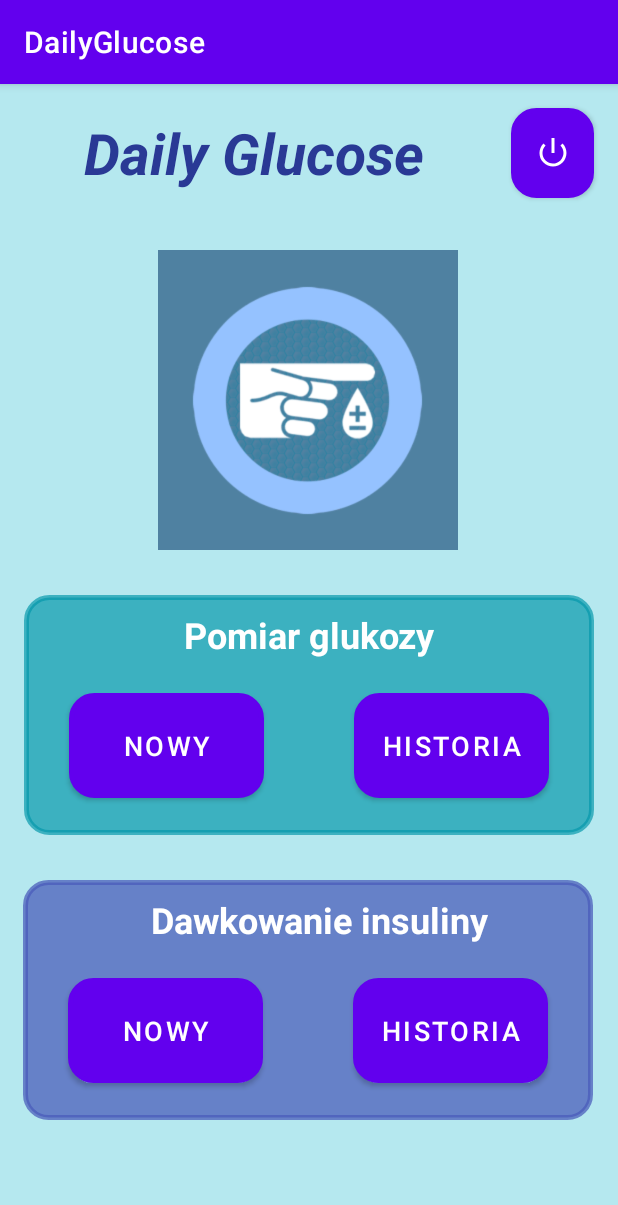
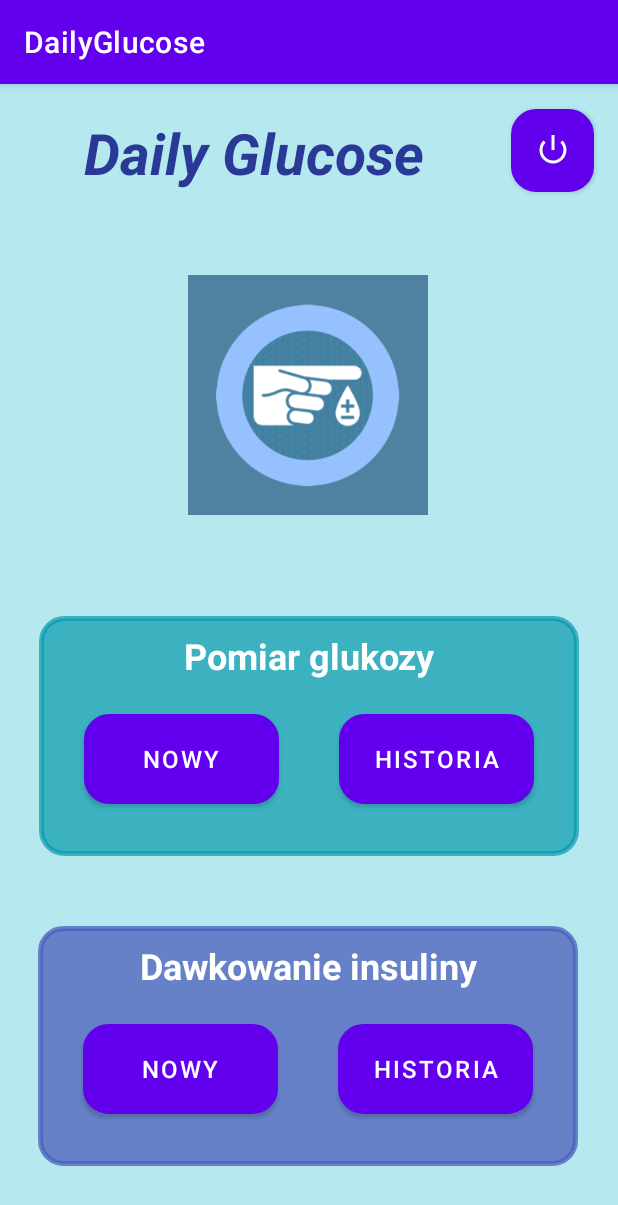
Before and after one commit to paulinaduras/DailyGlucose, an Android app: the EkranGlowny screen opened directly, with no data from a screen before it, on a phone screen of 412 x 824 dp. Shown: the top 1205 px of the screen. Run offline under Robolectric (Android 15) with nearby library versions, the phone set to English and light mode, and no system bars.

Commit message:
Start + Logowanie + Rejestracja + Główny + Obie Nowe Dane + Obie Historie + Zła/Dobra Glukoza

```diff
--- a/app/src/main/res/drawable/roundestyle.xml
+++ b/app/src/main/res/drawable/roundestyle.xml
@@ -1,8 +1,8 @@
 <?xml version="1.0" encoding="utf-8"?>
-<shape xmlns:android="http://schemas.android.com/apk/res/android">
+<shape xmlns:android="http://schemas.android.com/apk/res/android" android:shape="rectangle">
 
     <solid android:color="#FFFFFF"/>
-    <stroke android:width="3dp" android:color="#B1BCBE" />
+    <stroke android:width="3dp" android:color="#FFFFFF" />
     <corners android:radius="15dp"/>
     <padding android:left="0dp" android:top="0dp" android:right="0dp" android:bottom="0dp" />
 
--- a/app/src/main/res/layout/activity_ekran_glowny.xml
+++ b/app/src/main/res/layout/activity_ekran_glowny.xml
@@ -29,9 +29,8 @@
     <Button
         android:id="@+id/btnWyloguj"
         android:layout_width="55dp"
-        android:layout_height="60dp"
+        android:layout_height="55dp"
         android:background="@drawable/roundestyle"
-        android:backgroundTint="#3F51B5"
         android:textAlignment="center"
         app:icon="@android:drawable/ic_lock_power_off"
         app:layout_constraintBottom_toBottomOf="parent"
@@ -44,9 +43,9 @@
 
     <ImageView
         android:id="@+id/imageView3"
-        android:layout_width="200dp"
-        android:layout_height="200dp"
-        android:layout_marginTop="35dp"
+        android:layout_width="160dp"
+        android:layout_height="160dp"
+        android:layout_marginTop="45dp"
         android:layout_marginBottom="30dp"
         app:layout_constraintBottom_toTopOf="@+id/frameLayoutGlownyGlukoza"
         app:layout_constraintEnd_toEndOf="parent"
@@ -57,11 +56,12 @@
 
     <FrameLayout
         android:id="@+id/frameLayoutGlownyGlukoza"
-        android:layout_width="380dp"
+        android:layout_width="360dp"
         android:layout_height="160dp"
         android:layout_marginTop="30dp"
         android:background="@drawable/roundestyle"
         android:backgroundTint="#AB0297AA"
+        app:layout_constraintBottom_toTopOf="@+id/frameLayoutGlownyInsulina"
         app:layout_constraintEnd_toEndOf="parent"
         app:layout_constraintStart_toStartOf="parent"
         app:layout_constraintTop_toBottomOf="@+id/imageView3">
@@ -70,7 +70,7 @@
             android:id="@+id/textGlowny2"
             android:layout_width="210dp"
             android:layout_height="40dp"
-            android:layout_marginStart="85dp"
+            android:layout_marginStart="75dp"
             android:layout_marginTop="10dp"
             android:text="Pomiar glukozy"
             android:textAlignment="center"
@@ -81,43 +81,44 @@
         <Button
             android:id="@+id/btnGlownyNowy1"
             android:layout_width="130dp"
-            android:layout_height="70dp"
+            android:layout_height="60dp"
             android:layout_marginStart="30dp"
             android:layout_marginTop="65dp"
             android:background="@drawable/roundestyle"
             android:backgroundTintMode="add"
             android:text="Nowy"
-            android:textSize="18dp"/>
+            android:textSize="16dp" />
 
         <Button
             android:id="@+id/btnGlownyHistoria1"
             android:layout_width="130dp"
-            android:layout_height="70dp"
-            android:layout_marginStart="220dp"
+            android:layout_height="60dp"
+            android:layout_marginStart="200dp"
             android:layout_marginTop="65dp"
             android:background="@drawable/roundestyle"
-            android:backgroundTint="@color/black"
             android:text="Historia"
-            android:textSize="18dp"/>
+            android:textSize="16dp" />
     </FrameLayout>
 
     <FrameLayout
         android:id="@+id/frameLayoutGlownyInsulina"
-        android:layout_width="380dp"
+        android:layout_width="360dp"
         android:layout_height="160dp"
-        android:layout_marginTop="220dp"
+        android:layout_marginTop="40dp"
+        android:layout_marginBottom="40dp"
         android:background="@drawable/roundestyle"
         android:backgroundTint="#B94A5BBA"
+        app:layout_constraintBottom_toBottomOf="parent"
         app:layout_constraintEnd_toEndOf="parent"
         app:layout_constraintHorizontal_bias="0.483"
         app:layout_constraintStart_toStartOf="parent"
-        app:layout_constraintTop_toBottomOf="@+id/imageView3">
+        app:layout_constraintTop_toBottomOf="@+id/frameLayoutGlownyGlukoza">
 
         <TextView
             android:id="@+id/textGlowny3"
-            android:layout_width="wrap_content"
+            android:layout_width="260dp"
             android:layout_height="40dp"
-            android:layout_marginStart="85dp"
+            android:layout_marginStart="50dp"
             android:layout_marginTop="10dp"
             android:text="Dawkowanie insuliny"
             android:textAlignment="center"
@@ -128,22 +129,22 @@
         <Button
             android:id="@+id/btnGlownyNowy2"
             android:layout_width="130dp"
-            android:layout_height="70dp"
+            android:layout_height="60dp"
             android:layout_marginStart="30dp"
             android:layout_marginTop="65dp"
             android:background="@drawable/roundestyle"
             android:text="Nowy"
-            android:textSize="18dp" />
+            android:textSize="16dp" />
 
         <Button
             android:id="@+id/btnGlownyHistoria2"
             android:layout_width="130dp"
-            android:layout_height="70dp"
-            android:layout_marginStart="220dp"
+            android:layout_height="60dp"
+            android:layout_marginStart="200dp"
             android:layout_marginTop="65dp"
             android:background="@drawable/roundestyle"
             android:text="Historia"
-            android:textSize="18dp" />
+            android:textSize="16dp" />
     </FrameLayout>
 
 </androidx.constraintlayout.widget.ConstraintLayout>
```
Also changed, not shown: app/src/main/res/layout/activity_ekran_historia_glukozy.xml (+7 -8 lines), app/src/main/res/layout/activity_ekran_historia_insuliny.xml (+9 -9 lines), app/src/main/res/layout/activity_ekran_logowania.xml (+8 -18 lines), app/src/main/res/layout/activity_ekran_nowy_glukoza.xml (+8 -8 lines), app/src/main/res/layout/activity_ekran_nowy_insulina.xml (+13 -15 lines), app/src/main/res/layout/activity_ekran_startu.xml (+9 -8 lines).
